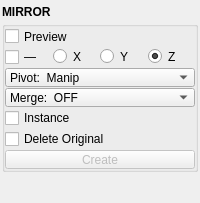
First picture: the form in mayatk/edit_utils/mirror.ui, repository m3trik/mayatk, before the edit.
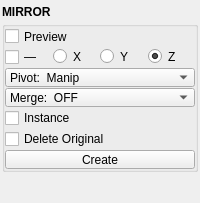
Second picture: the form after the edit. Custom widgets are drawn as their Qt base class.

```diff
--- a/mayatk/edit_utils/mirror.ui
+++ b/mayatk/edit_utils/mirror.ui
@@ -19,7 +19,7 @@
   <property name="dockOptions">
    <set>QMainWindow::AllowNestedDocks|QMainWindow::AllowTabbedDocks|QMainWindow::AnimatedDocks|QMainWindow::ForceTabbedDocks</set>
   </property>
-  <property name="bnabled" stdset="0">
+  <property name="enabled" stdset="0">
    <bool>true</bool>
   </property>
   <widget class="QWidget" name="central_widget">
@@ -205,7 +205,7 @@
              <property name="flat">
               <bool>false</bool>
              </property>
-             <property name="bnabled" stdset="0">
+             <property name="enabled" stdset="0">
               <bool>true</bool>
              </property>
             </widget>
```
Left out of the diff: 8 changed lines with no effect on the pictures.
